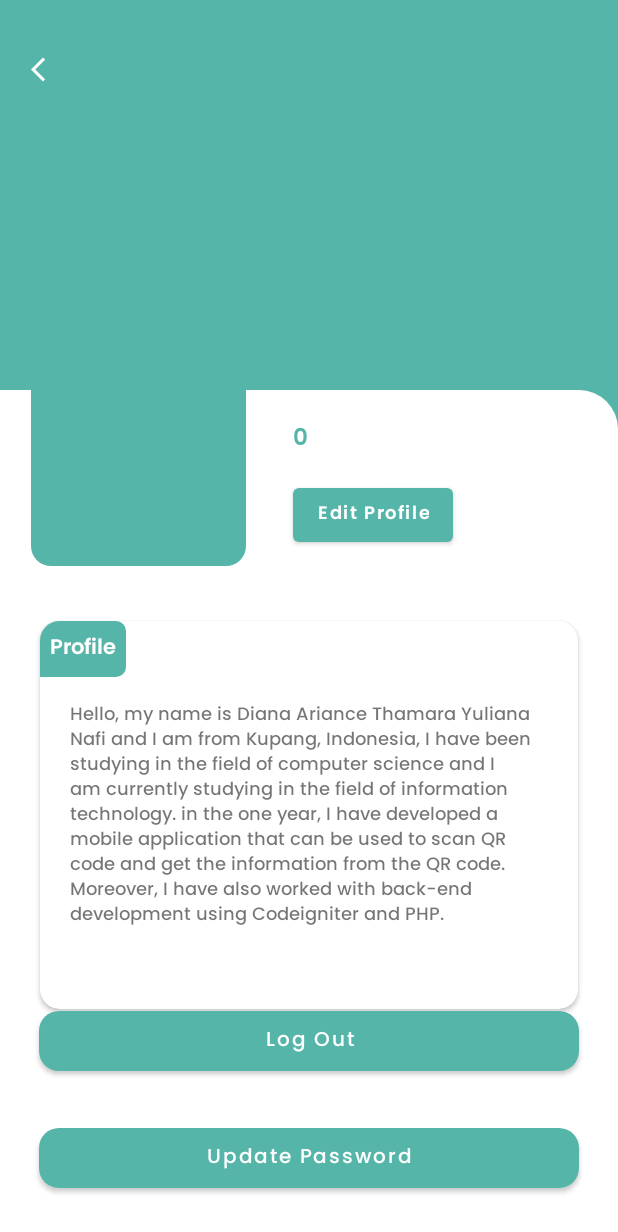
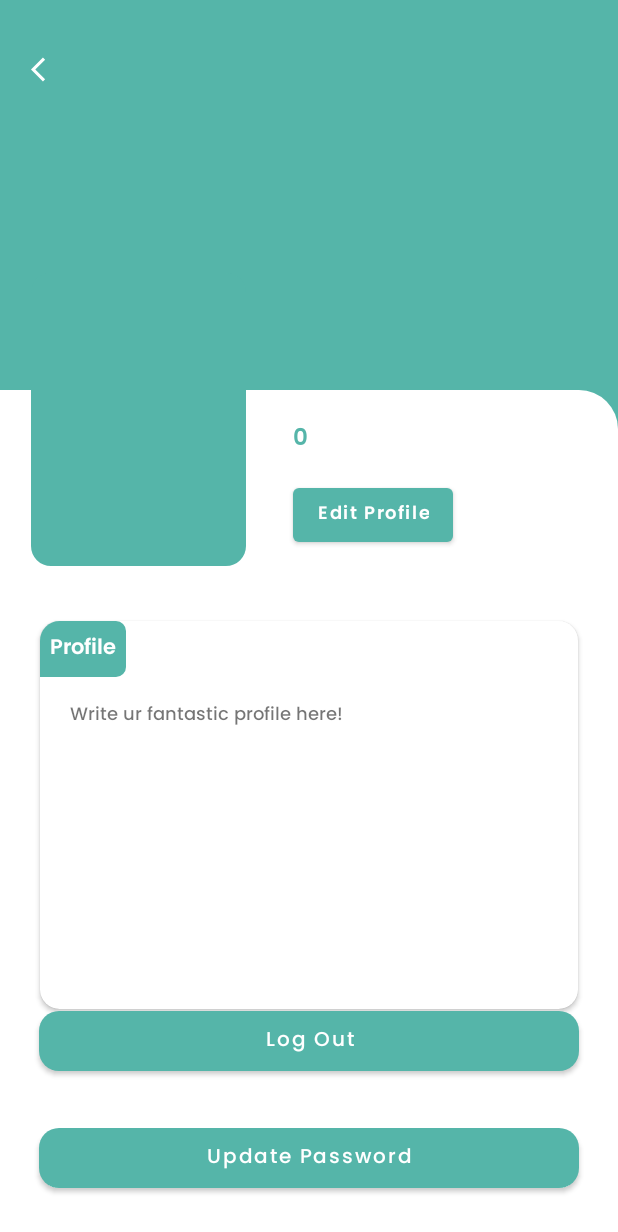
Before and after one commit to KEVINGILBERTTODING/Product-Scanner-Qrcode, an Android app: the AboutMe screen opened directly, with no data from a screen before it, on a phone screen of 412 x 824 dp. Shown: the top 1232 px of the screen. Run offline under Robolectric (Android 15) with nearby library versions, the phone set to English and light mode, and no system bars; our stand-ins replace sdp/ssp sizes; libraries missing offline, so code that uses them is left out: jp.wasabeef.glide; pictures from the network do not load; 1 statement that could not run was skipped.

Commit message:
change hint text

```diff
--- a/app/src/main/res/values/strings.xml
+++ b/app/src/main/res/values/strings.xml
@@ -4,10 +4,7 @@
 
 
     <string name="profilesaya">
-        Hello, my name is Diana Ariance Thamara Yuliana Nafi and I am from Kupang, Indonesia, I have been studying in the field of computer science and I am
-        currently studying in the field of information technology.
-        in the one year, I have developed a mobile application that can be used to scan QR code and get the information from the QR code.
-        Moreover, I have also worked with back-end development using Codeigniter and PHP.
+       Write ur fantastic profile here!
     </string>
 
     <string name="copyright">
```
